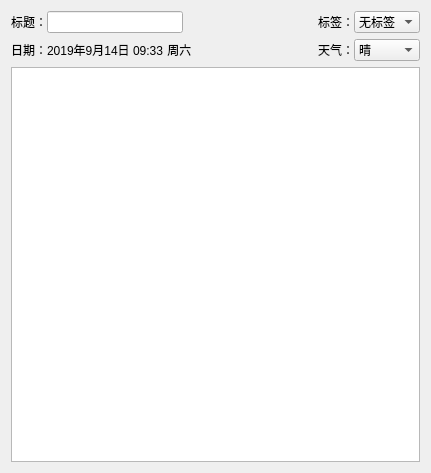
Before: the Qt Designer form LxDairy/src/DairyEditWidget.ui in leishengxie/FengZhiHong, drawn with Qt 5.
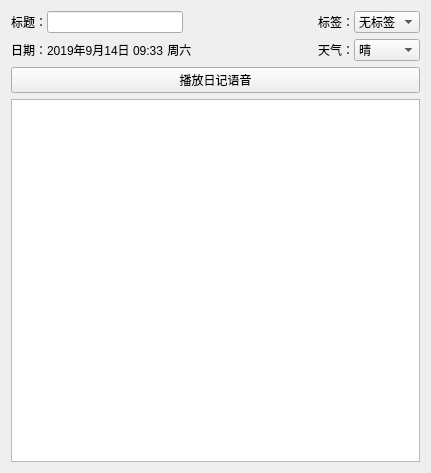
After: the same form once the commit is applied. Custom widgets are drawn as their Qt base class.

The edit to the form file:
```diff
--- a/LxDairy/src/DairyEditWidget.ui
+++ b/LxDairy/src/DairyEditWidget.ui
@@ -167,6 +167,13 @@
      </item>
     </layout>
    </item>
+   <item>
+    <widget class="QPushButton" name="btnTTSPlay">
+     <property name="text">
+      <string>播放日记语音</string>
+     </property>
+    </widget>
+   </item>
    <item>
     <widget class="CDairyEdit" name="dairyEdit"/>
    </item>
```
